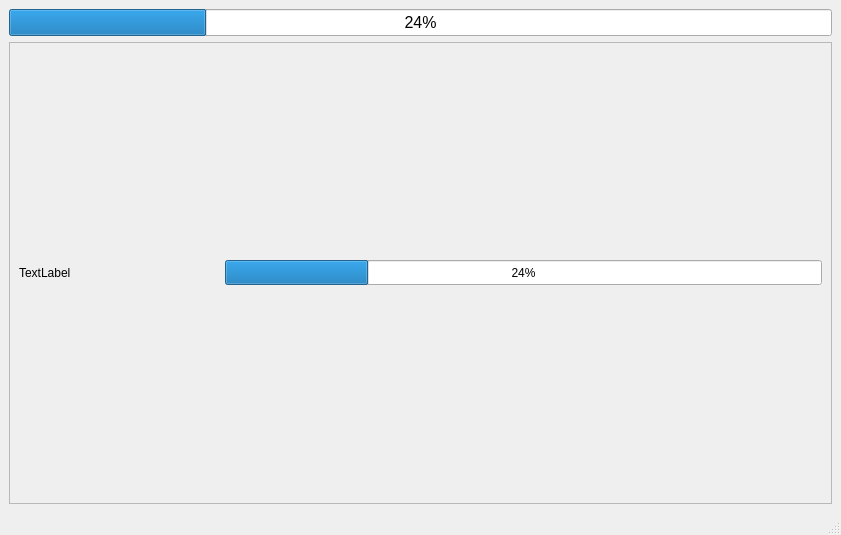
Qt form UI/download.ui (UjwalReddy267/COMIC_SD) before a commit.
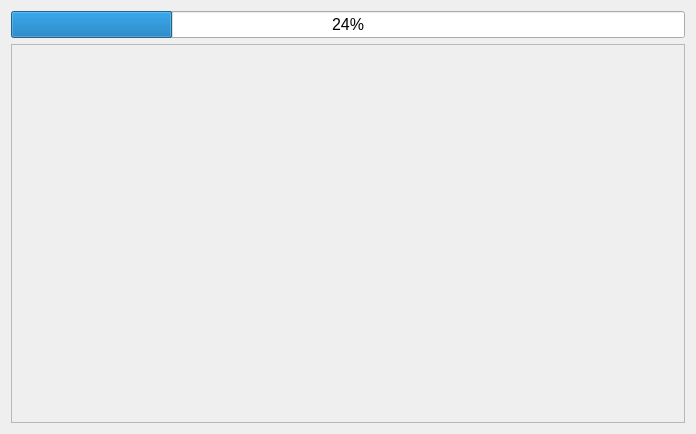
The same form after that commit.

Commit message: Faster image downloads in search results Added a loading icon for images in search results

What changed in the file:
```diff
--- a/UI/download.ui
+++ b/UI/download.ui
@@ -1,19 +1,18 @@
 <?xml version="1.0" encoding="UTF-8"?>
 <ui version="4.0">
- <class>MainWindow</class>
- <widget class="QMainWindow" name="MainWindow">
+ <class>downloadFrame</class>
+ <widget class="QWidget" name="downloadFrame">
   <property name="geometry">
    <rect>
     <x>0</x>
     <y>0</y>
-    <width>841</width>
-    <height>535</height>
+    <width>696</width>
+    <height>434</height>
    </rect>
   </property>
   <property name="windowTitle">
    <string>MainWindow</string>
   </property>
-  <widget class="QWidget" name="centralwidget">
    <layout class="QVBoxLayout" name="verticalLayout_2">
     <item>
      <widget class="QProgressBar" name="mainProgressBar">
@@ -37,73 +36,19 @@
         <rect>
          <x>0</x>
          <y>0</y>
-         <width>821</width>
-         <height>437</height>
+        <width>676</width>
+        <height>379</height>
         </rect>
        </property>
        <layout class="QVBoxLayout" name="verticalLayout">
         <item>
-         <layout class="QHBoxLayout" name="horizontalLayout_2">
-          <item>
-           <widget class="QLabel" name="label">
-            <property name="minimumSize">
-             <size>
-              <width>200</width>
-              <height>25</height>
-             </size>
-            </property>
-            <property name="maximumSize">
-             <size>
-              <width>16777215</width>
-              <height>25</height>
-             </size>
-            </property>
-            <property name="text">
-             <string>TextLabel</string>
-            </property>
-            <property name="wordWrap">
-             <bool>true</bool>
-            </property>
-           </widget>
-          </item>
-          <item>
-           <widget class="QProgressBar" name="progressBar_2">
-            <property name="minimumSize">
-             <size>
-              <width>0</width>
-              <height>25</height>
-             </size>
-            </property>
-            <property name="maximumSize">
-             <size>
-              <width>16777215</width>
-              <height>25</height>
-             </size>
-            </property>
-            <property name="value">
-             <number>24</number>
-            </property>
-           </widget>
-          </item>
-         </layout>
-        </item>
-       </layout>
+        <layout class="QHBoxLayout" name="horizontalLayout_3"/>
+       </item>
+      </layout>
       </widget>
      </widget>
     </item>
    </layout>
-  </widget>
-  <widget class="QMenuBar" name="menubar">
-   <property name="geometry">
-    <rect>
-     <x>0</x>
-     <y>0</y>
-     <width>841</width>
-     <height>22</height>
-    </rect>
-   </property>
-  </widget>
-  <widget class="QStatusBar" name="statusbar"/>
  </widget>
  <resources/>
  <connections/>
```
Left out of the diff: 2 changed lines with no effect on the pictures. Lines whose indentation alone changed are shown as unchanged. The commit also changes 9 other files.
